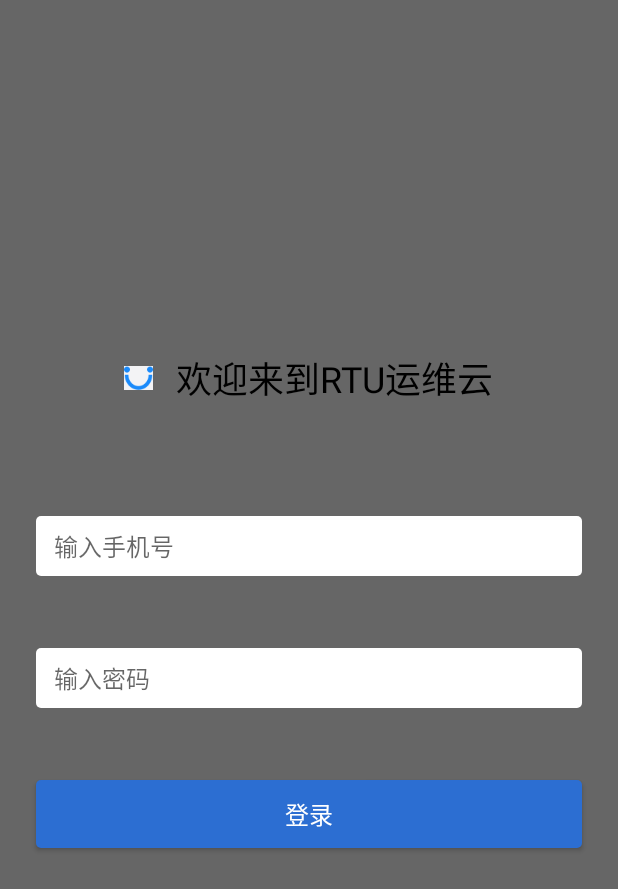
After one commit to chaimengbing/OperationApp, an Android app: the layout activity_login.xml on its own in the app's theme, with its tools: preview values and no code run, on a phone screen of 412 x 824 dp. The commit adds this screen. Shown: the top 889 px of the screen. Run offline under Robolectric (Android 15) with nearby library versions, the phone set to English and light mode, and no system bars.

Commit message:
init commit

```diff
--- a/ZBLibrary/src/main/res/values/colors.xml
+++ b/ZBLibrary/src/main/res/values/colors.xml
@@ -54,8 +54,8 @@
     <color name="green_btn">#33b422</color>
     <color name="orange_btn">#e87a22</color>
 
-    <color name="btn_blue_normal">#009ed3</color>
-    <color name="btn_blue_pressed">#2c6ed2</color>
+    <color name="btn_blue_normal">#2c6ed2 </color>
+    <color name="btn_blue_pressed">#009ed3</color>
     <color name="btn_gray_normal">#c0c0c0</color>
     <color name="btn_gray_pressed">#666667</color>
     <color name="btn_red_normal">#ff3b3b</color>
--- /dev/null
+++ b/app/src/main/res/layout/activity_login.xml
@@ -0,0 +1,34 @@
+<?xml version="1.0" encoding="utf-8"?>
+<LinearLayout xmlns:android="http://schemas.android.com/apk/res/android"
+    android:orientation="vertical"
+    android:gravity="center"
+    android:layout_width="match_parent"
+    android:background="@color/gray"
+    android:layout_height="match_parent">
+
+
+    <TextView
+        style="@style/text_large_black"
+        android:layout_gravity="center_horizontal"
+        android:drawableLeft="@mipmap/icon_login"
+        android:drawablePadding="@dimen/padding_huge"
+        android:layout_marginBottom="50dp"
+        android:text="欢迎来到RTU运维云"/>
+
+    <EditText
+        android:layout_marginTop="30dp"
+        android:layout_margin="@dimen/padding_large"
+        android:hint="输入手机号"
+        style="@style/edit_text_bg"/>
+
+    <EditText
+        android:layout_margin="@dimen/padding_large"
+        android:hint="输入密码"
+        style="@style/edit_text_bg"/>
+
+    <Button
+        style="@style/btn_blue_middle"
+        android:layout_margin="@dimen/padding_large"
+        android:text="登录"/>
+
+</LinearLayout>
```
Also changed, not shown: app/src/main/res/mipmap-xhdpi/icon_login.png (added), app/src/main/res/mipmap-xhdpi/icon_main-bg.jpg (added).
